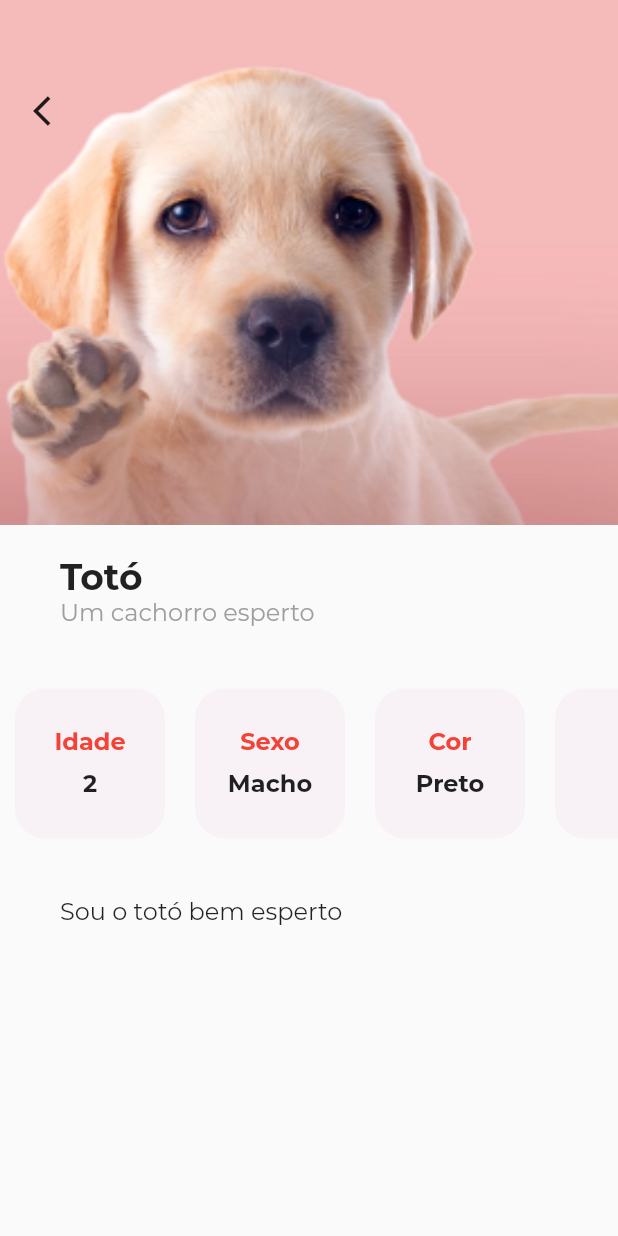
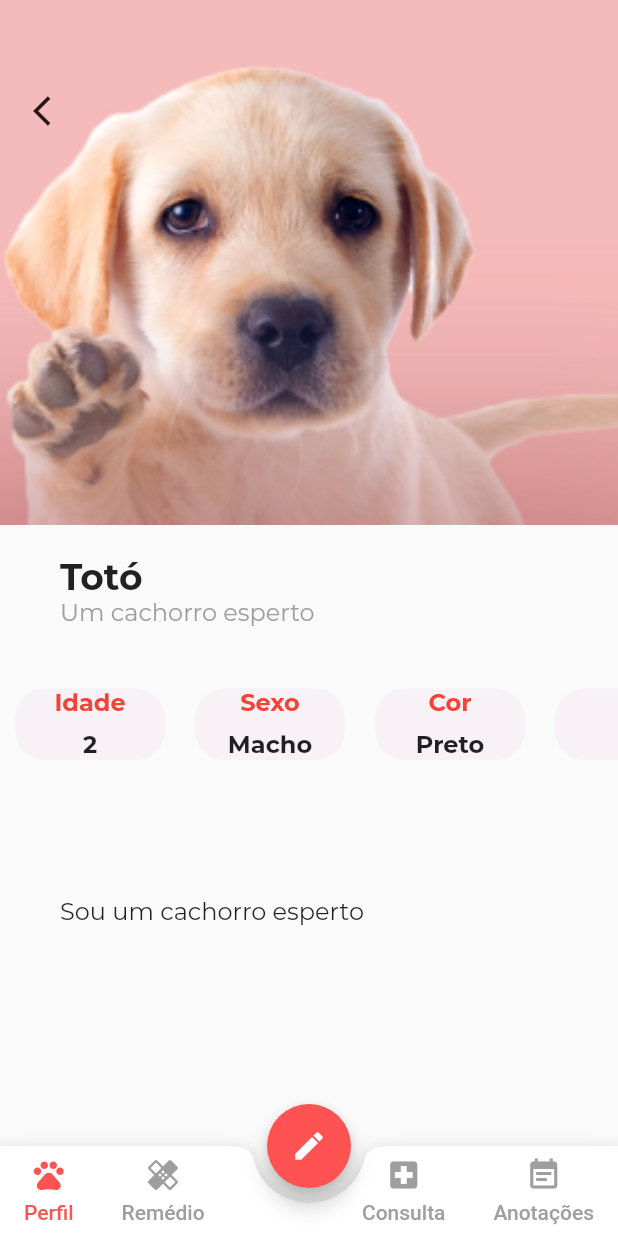
Before and after one commit to lucianogarciagpi/lifepets, a Flutter app: the screen it shows after launch, after a tap on "Totó", on a phone screen of 412 x 824 dp. Run offline on Flutter 3.47's test engine with Material 2 defaults, Android fonts, the phone set to English and light mode, and no system bars.

Commit message:
update 2

```diff
--- a/lib/main.dart
+++ b/lib/main.dart
@@ -15,7 +15,7 @@ class MyApp extends StatelessWidget {
       debugShowCheckedModeBanner: false,
       theme: ThemeData(
         primaryColor: Colors.redAccent,
-      ),
+      )
     );
   }
 }
--- a/lib/models/pet.model.dart
+++ b/lib/models/pet.model.dart
@@ -1,20 +1,15 @@
-/// Aula-02 Criando página home
-/// Criando o model pet
-
 /// Atributes
 class Pet {
 
-  /// SOBRE AS VARIAVEIS
-  ///
-  ///
-  var nome;
-  var imageUrl;
-  var descricao;
-  var idade;
-  var sexo;
-  var cor;
-  var bio;
-  var id;
+  /// VARIAVEIS
+  String? nome;
+  String? imageUrl;
+  String? descricao;
+  int? idade;
+  String? sexo;
+  String? cor;
+  String? bio;
+  String? id;
 
   /// Construtor
   Pet({
@@ -28,31 +23,3 @@ class Pet {
     this.id
   });
 }
-
-/// Lista com dados fakes
-/// Temporário
-
-var pets =[
-  Pet(
-      nome: "Totó",
-      imageUrl: 'assets/images/toto.png',
-      descricao: "Um cachorro esperto",
-      idade: 2,
-      sexo: "Macho",
-      cor: "Preto",
-      bio: "Sou o totó bem esperto",
-      id: "1"
-  ),
-
-  Pet(
-      nome: "Arnaldo",
-      imageUrl: 'assets/images/arnaldo.png',
-      descricao: "Um cachorro elétrico",
-      idade: 3,
-      sexo: "Macho",
-      cor: "Preto",
-      bio: "Sou um pinsher elétrico",
-      id: "2"
-  ),
-
-];
--- a/lib/screens/home.screen.dart
+++ b/lib/screens/home.screen.dart
@@ -1,12 +1,19 @@
 import 'package:flutter/material.dart';
-import 'package:lifepets/models/pet.model.dart';
 import 'package:lifepets/screens/form_pet_screen.dart';
 import 'package:lifepets/screens/pet/perfil_pet_screen.dart';
+import 'package:lifepets/service/pet_service.dart';
 
 
 /// sempre perguntar se a tela vai ter alguma alteração em tempo de execução
 /// se não tiver deve ser stateless, caso contrário statefull
 class HomeScreen extends StatelessWidget {
+
+  PetService service = PetService();
+  List<dynamic> pets = [];
+
+  HomeScreen(){
+    _getAllPets();
+  }
 
   @override
   Widget build(BuildContext context) {
@@ -59,7 +66,7 @@ class HomeScreen extends StatelessWidget {
             children: <Widget>[
               /// Filho 01
               Hero(
-                tag: pets[index].id,
+                tag: pets[index].id!,
                 child: Container(
                     width: double.infinity,
                     height: 250,
@@ -68,7 +75,7 @@ class HomeScreen extends StatelessWidget {
                             Radius.circular(20)
                         ),
                         image: DecorationImage(
-                          image: AssetImage(pets[index].imageUrl),
+                          image: AssetImage(pets[index].imageUrl!),
                           fit: BoxFit.cover,
                         )
                     )
@@ -83,7 +90,7 @@ class HomeScreen extends StatelessWidget {
                   mainAxisAlignment: MainAxisAlignment.spaceBetween,
                   children: <Widget>[
                     Text(
-                      pets[index].nome,
+                      pets[index].nome!,
                       style: TextStyle(
                           fontFamily: 'Montserrat',
                           fontSize: 24,
@@ -97,7 +104,7 @@ class HomeScreen extends StatelessWidget {
               Padding(
                 padding: EdgeInsets.fromLTRB(12, 12, 40, 0),
                 child: Text(
-                  pets[index].descricao,
+                  pets[index].descricao!,
                   style: TextStyle(
                       fontFamily: 'Montserrat',
                       fontSize: 16,
@@ -111,4 +118,9 @@ class HomeScreen extends StatelessWidget {
         ),
       );
     }
+    /// Não confunda esse método com o getAllPets do PetServices
+    void _getAllPets(){
+    List list = service.getAllPets();
+    pets = list;
+    }
   }
--- a/lib/screens/pet/perfil_pet_screen.dart
+++ b/lib/screens/pet/perfil_pet_screen.dart
@@ -1,5 +1,6 @@
 import 'package:flutter/material.dart';
 import 'package:lifepets/models/pet.model.dart';
+import 'package:lifepets/widgets/custom_navbar.dart';
 
 /// sempre perguntar se a tela vai ter alguma alteração em tempo de execução
 /// se não tiver deve ser stateless, caso contrário statefull
@@ -15,7 +16,8 @@ class PerfilPetScreen extends StatelessWidget {
 
   /// Método _cartaoInfoPet
   Widget _cartaoInfoPet(String label, String informacao){
-    return Container(
+    return SingleChildScrollView(
+      child: Container(
         margin: EdgeInsets.all(10),
         width: 100,
         decoration: BoxDecoration(
@@ -48,6 +50,7 @@ class PerfilPetScreen extends StatelessWidget {
             ),
           ],
         ),
+      ),
     );
   }
 
@@ -63,14 +66,14 @@ class PerfilPetScreen extends StatelessWidget {
                 Hero(
                   /// precisamos receber as informações por parametros
                   /// do card do pet que esta na tela homeScreen
-                    tag: pet?.id,
+                    tag: (int) => pet!.id,
                     child: Container(
                       width: double.infinity, // largura do container
                       height: 350, // altura
                       decoration: BoxDecoration(
                         image: DecorationImage(
                           image: AssetImage(
-                            pet?.imageUrl,
+                            pet!.imageUrl.toString(),
                           ),
                           fit: BoxFit.cover
                         ),
@@ -96,7 +99,8 @@ class PerfilPetScreen extends StatelessWidget {
               child: Row(
                 children: <Widget>[
                   Text(
-                    pet?.nome, style: TextStyle(
+                    pet!.nome.toString(),
+                    style: TextStyle(
                       fontFamily: 'Montserrat',
                       fontSize: 24,
                       fontWeight: FontWeight.bold
@@ -110,7 +114,8 @@ class PerfilPetScreen extends StatelessWidget {
               child: Row(
                 children: <Widget>[
                   Text(
-                    pet?.descricao, style: TextStyle(
+                    pet!.descricao.toString(),
+                    style: TextStyle(
                       fontFamily: 'Montserrat',
                       fontSize: 16,
                       color: Colors.grey,
@@ -135,7 +140,7 @@ class PerfilPetScreen extends StatelessWidget {
             Padding(
               padding: EdgeInsets.symmetric(horizontal: 40, vertical: 25),
               child: Text(
-                pet!.bio,
+                pet!.bio.toString(),
                 style: TextStyle(
                   fontFamily: 'Montserrat',
                   fontSize: 16,
@@ -149,6 +154,13 @@ class PerfilPetScreen extends StatelessWidget {
           ],
         ),
       ),
+      floatingActionButton: FloatingActionButton(
+        onPressed: (){},
+        child: Icon(Icons.edit),
+        backgroundColor: Colors.redAccent,
+      ),
+      floatingActionButtonLocation: FloatingActionButtonLocation.centerDocked,
+      bottomNavigationBar: CustomNavBar(paginaAberta: 0,pet: pet!),
     );
   }
 }
--- /dev/null
+++ b/lib/service/pet_service.dart
@@ -0,0 +1,56 @@
+import 'dart:math';
+
+import 'package:lifepets/models/pet.model.dart';
+
+class PetService {
+
+  final List<Pet> _petList = [];
+
+  /// Singleton
+  static final PetService _singleton = PetService._internal();
+
+  factory PetService(){
+    return _singleton;
+  }
+
+  PetService._internal() {
+    _petList.add(Pet(
+      nome: "Totó",
+      imageUrl: 'assets/images/toto.png',
+      descricao: "Um cachorro esperto",
+      idade: 2,
+      sexo: "Macho",
+      cor: "Preto",
+      bio: "Sou um cachorro esperto",
+      id: "1"
+    ));
+
+    _petList.add(Pet(
+        nome: "Arnaldo",
+        imageUrl: 'assets/images/arnaldo.png',
+        descricao: "Um pinsher elétrico",
+        idade: 3,
+        sexo: "Macho",
+        cor: "Preto",
+        bio: "Sou um cachorro muito elétrico",
+        id: "2"
+    ));
+  }
+
+  List getAllPets() {
+    return _petList;
+  }
+
+  void addPet(Pet pet){
+    _petList.add(Pet(
+      nome: pet.nome,
+      bio: pet.bio,
+      idade: pet.idade,
+      sexo: pet.sexo,
+      descricao: pet.descricao,
+      cor: pet.cor,
+      id: Random().nextInt(100).toString(),
+      imageUrl: 'assets/images/toto.png',
+    ));
+  }
+}
--- /dev/null
+++ b/lib/widgets/custom_navbar.dart
@@ -0,0 +1,159 @@
+import 'package:flutter/material.dart';
+import 'package:lifepets/models/pet.model.dart';
+import 'package:lifepets/screens/pet/perfil_pet_screen.dart';
+import 'package:lifepets/screens/pet/remedio_pet_screen.dart';
+
+class CustomNavBar extends StatefulWidget {
+
+  int? paginaAberta;
+  final Pet? pet;
+  CustomNavBar({this.pet, this.paginaAberta});
+
+  @override
+  _CustomNavBarState createState() => _CustomNavBarState();
+}
+
+class _CustomNavBarState extends State<CustomNavBar> {
+
+  Widget? paginaAtual;
+
+  @override
+  Widget build(BuildContext context) {
+    // BottomAppBar => Permite nos customizar
+    return BottomAppBar(
+        shape: CircularNotchedRectangle(),
+        notchMargin: 10,
+        child: Container(
+          height: 60,
+          child: Row(
+            mainAxisAlignment: MainAxisAlignment.spaceBetween,
+            children: <Widget>[
+              Row(
+                crossAxisAlignment: CrossAxisAlignment.start,
+                children: <Widget>[
+                  MaterialButton(
+                    minWidth: 40,
+                    onPressed: (){
+                      setState(() {
+                        /// widget é utilizado para conseguirmos acessar as variaveis
+                        /// que estão dentro do CustomNavBar
+                        widget.paginaAberta = 0;
+                      });
+                      Navigator.of(context).pushReplacement(
+                        MaterialPageRoute(
+                          builder: (_) => PerfilPetScreen(pet: widget.pet!)
+                        )
+                      );
+                    },
+                    child: Column(
+                      mainAxisAlignment: MainAxisAlignment.center,
+                      children: <Widget>[
+                        Icon(
+                          Icons.pets,
+                          color: widget.paginaAberta == 0 ? Colors.redAccent : Colors.grey,
+                        ),
+                        SizedBox(height: 5),
+                        Text(
+                          "Perfil",
+                          style: TextStyle(
+                            color: widget.paginaAberta == 0 ? Colors.redAccent : Colors.grey,
+                          ),
+                        ),
+                      ],
+                    ),
+                  ),
+
+                  /// Buttom Remédio
+                  MaterialButton(
+                    minWidth: 40,
+                    onPressed: (){
+                      setState(() {
+                        widget.paginaAberta = 1;
+                      });
+                      Navigator.of(context).pushReplacement(
+                          MaterialPageRoute(
+                              builder: (_) => RemedioScreen(pet: widget.pet!)
+                          )
+                      );
+                    },
+                    child: Column(
+                      mainAxisAlignment: MainAxisAlignment.center,
+                      children: <Widget>[
+                        Icon(
+                          Icons.healing,
+                          color:  widget.paginaAberta == 1 ? Colors.redAccent : Colors.grey,
+                        ),
+                        SizedBox(height: 5),
+                        Text(
+                          "Remédio",
+                          style: TextStyle(
+                            color:  widget.paginaAberta == 1 ? Colors.redAccent : Colors.grey,
+                          ),
+                        ),
+                      ],
+                    ),
+                  )
+                ],
+              ),
+              Row(
+                crossAxisAlignment: CrossAxisAlignment.start,
+                children: <Widget>[
+                  MaterialButton(
+                    minWidth: 40,
+                    onPressed: (){
+                      setState(() {
+                        widget.paginaAberta = 2;
+                      });
+
+                      /// Navegação para a pagina consulta
+                    },
+                    child: Column(
+                      mainAxisAlignment: MainAxisAlignment.center,
+                      children: <Widget>[
+                        Icon(
+                          Icons.local_hospital,
+                          color:  widget.paginaAberta == 2 ? Colors.redAccent : Colors.grey,
+                        ),
+                        SizedBox(height: 5),
+                        Text(
+                          "Consulta",
+                          style: TextStyle(
+                            color:  widget.paginaAberta == 2 ? Colors.redAccent : Colors.grey,
+                          ),
+                        ),
+                      ],
+                    ),
+                  ),
+                  MaterialButton(
+                    minWidth: 40,
+                    onPressed: (){
+                      setState(() {
+                        widget.paginaAberta = 3;
+                      });
+                      /// Navegação para a pagina anotações
+                    },
+                    child: Column(
+                      mainAxisAlignment: MainAxisAlignment.center,
+                      children: <Widget>[
+                        Icon(
+                          Icons.event_note,
+                          color:  widget.paginaAberta == 3 ? Colors.redAccent : Colors.grey,
+                        ),
+                        SizedBox(height: 5),
+                        Text(
+                          "Anotações",
+                          style: TextStyle(
+                            color: widget.paginaAberta == 3 ? Colors.redAccent : Colors.grey,
+                          ),
+                        ),
+                      ],
+                    ),
+                  )
+                ],
+              )
+            ],
+          ),
+        )
+    );
+  }
+}
```
Also changed, not shown: lib/screens/form_pet_screen.dart (+37 -1 lines), lib/screens/pet/form_remedio_pet_screen.dart (added, +48 -0 lines), lib/screens/pet/remedio_pet_screen.dart (added, +114 -0 lines). Lines whose indentation alone changed are shown as unchanged.
